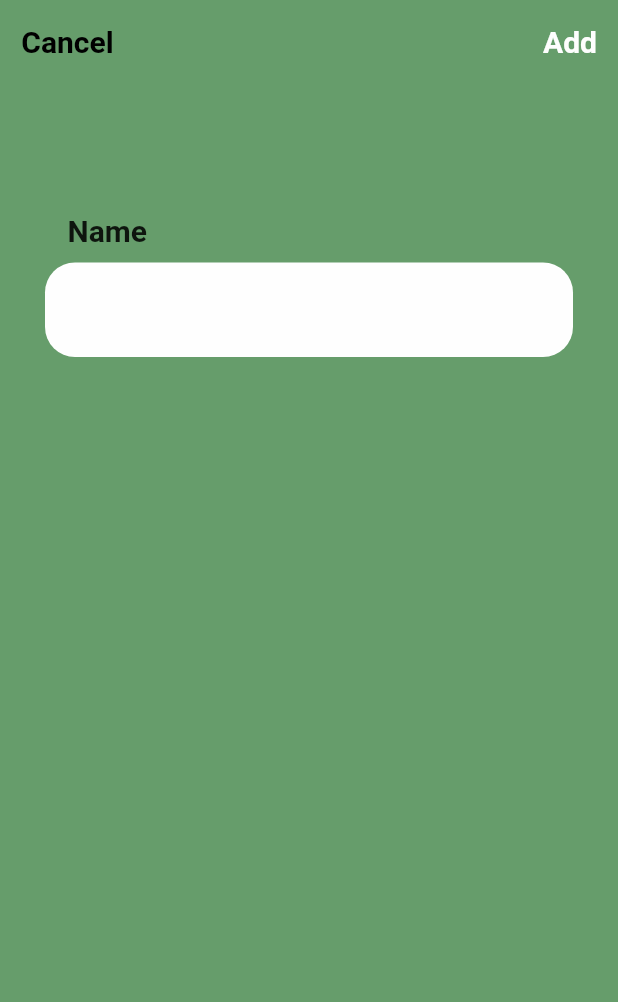
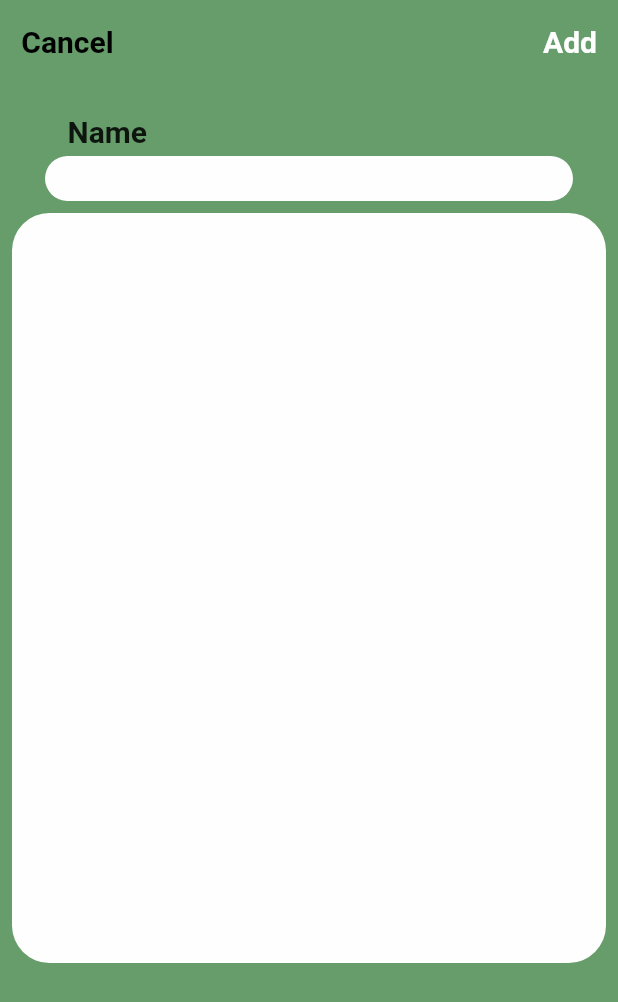
Before and after one commit to UkiDelly/Soil-Monitoring-system, a Flutter app: the AddNewGarden screen opened directly, on a phone screen of 412 x 824 dp. Shown: the top 1002 px of the screen. Run offline on Flutter 3.47's test engine with Material 2 defaults, Android fonts, the light colour scheme and no system bars; our stand-ins replace flutter_svg, page_transition.

Commit message:
Editing Garden Page
Garden Page를 UI대로 수정하는 중

```diff
--- a/lib/IOS/Garden and plant card/plant_card.dart
+++ b/lib/IOS/Garden and plant card/plant_card.dart
@@ -48,7 +48,7 @@ class _PlantCard extends StatefulWidget {
 class __PlantCardState extends State<_PlantCard> {
   @override
   Widget build(BuildContext context) {
-    return SizedBox(
+    return const SizedBox(
       width: 200,
     );
   }
--- a/lib/IOS/Gardens/new_garden_page.dart
+++ b/lib/IOS/Gardens/new_garden_page.dart
@@ -22,7 +22,7 @@ class _AddNewGardenState extends State<AddNewGarden> {
     return GestureDetector(
       //unfocuse eveything if tap the background
       onTap: () {
-        FocusScope.of(context).requestFocus(new FocusNode());
+        FocusScope.of(context).requestFocus(FocusNode());
       },
       child: Scaffold(
         // App bar
@@ -67,14 +67,15 @@ class _AddNewGardenState extends State<AddNewGarden> {
 
         backgroundColor: const Color(0xff669D6B),
 
-        body: SizedBox(
+        body: Container(
+          padding: const EdgeInsets.only(top: 20),
           child: Column(
-            mainAxisAlignment: MainAxisAlignment.center,
+            mainAxisAlignment: MainAxisAlignment.start,
             crossAxisAlignment: CrossAxisAlignment.start,
             children: [
               // Name
               const Padding(
-                padding: EdgeInsets.only(left: 45, bottom: 10),
+                padding: EdgeInsets.only(left: 45, bottom: 5),
                 child: Text(
                   "Name",
                   style: TextStyle(fontSize: 20, fontWeight: FontWeight.bold),
@@ -82,12 +83,14 @@ class _AddNewGardenState extends State<AddNewGarden> {
               ),
 
               // Name text field
-              Padding(
+              Container(
+                height: 30,
                 padding: const EdgeInsets.only(left: 30, right: 30),
                 child: TextField(
                   style: const TextStyle(fontSize: 20),
                   controller: nameControl,
                   decoration: const InputDecoration(
+                      contentPadding: EdgeInsets.only(left: 10),
                       filled: true,
                       fillColor: Color(0xfffefefe),
                       enabledBorder: OutlineInputBorder(
@@ -102,9 +105,16 @@ class _AddNewGardenState extends State<AddNewGarden> {
               ),
 
               // Avail sensor
-
-              const SizedBox(
-                height: 500,
+              Padding(
+                padding: const EdgeInsets.all(8.0),
+                child: Container(
+                  padding: const EdgeInsets.all(10),
+                  width: MediaQuery.of(context).size.width,
+                  height: 500,
+                  decoration: const BoxDecoration(
+                      color: Color(0xfffefefe),
+                      borderRadius: BorderRadius.all(Radius.circular(25))),
+                ),
               )
             ],
           ),
```
Also changed, not shown: lib/IOS/Gardens/garden_page.dart (+104 -3 lines), assets/png/plant.png (added).
